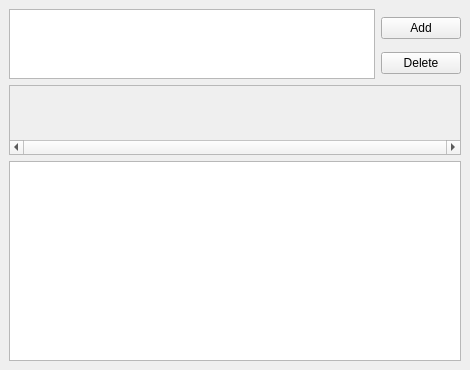
First picture: the form in ControlFrontend/ControlPanel.ui, repository Xiehuif/Control-Panel-For-Atomic-Experiment, before the edit.
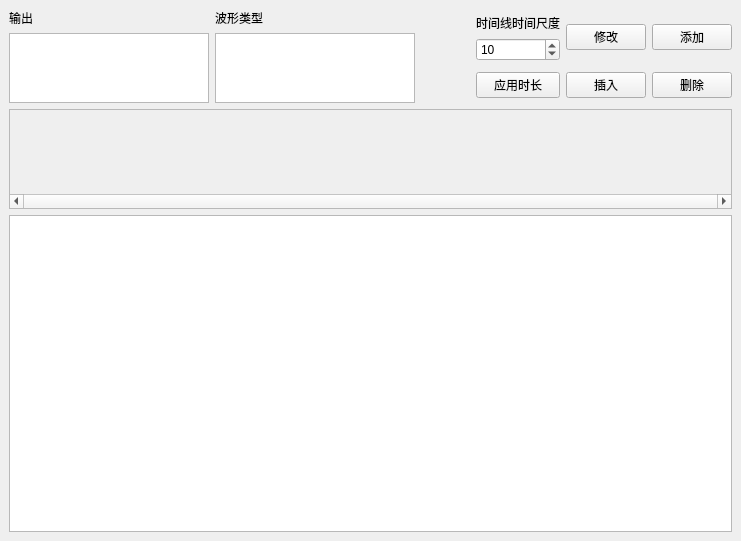
Second picture: the form after the edit.

Patch:
```diff
--- a/ControlFrontend/ControlPanel.ui
+++ b/ControlFrontend/ControlPanel.ui
@@ -9,8 +9,8 @@
    <rect>
     <x>0</x>
     <y>0</y>
-    <width>470</width>
-    <height>370</height>
+    <width>741</width>
+    <height>541</height>
    </rect>
   </property>
   <property name="sizePolicy">
@@ -23,41 +23,166 @@
    <string>MainWindow</string>
   </property>
   <widget class="QWidget" name="centralwidget">
-   <layout class="QVBoxLayout" name="verticalLayout_2">
+   <layout class="QVBoxLayout" name="verticalLayout_4" stretch="1,9">
     <item>
-     <layout class="QVBoxLayout" name="verticalLayout">
+     <layout class="QHBoxLayout" name="SelectorLayout">
       <item>
-       <layout class="QGridLayout" name="gridLayout">
-        <property name="verticalSpacing">
-         <number>0</number>
+       <layout class="QVBoxLayout" name="outputLayout">
+        <item>
+         <widget class="QLabel" name="outputLabel">
+          <property name="text">
+           <string>输出</string>
+          </property>
+         </widget>
+        </item>
+        <item>
+         <widget class="QListWidget" name="OutputDeviceList">
+          <property name="sizePolicy">
+           <sizepolicy hsizetype="Maximum" vsizetype="Maximum">
+            <horstretch>0</horstretch>
+            <verstretch>0</verstretch>
+           </sizepolicy>
+          </property>
+          <property name="maximumSize">
+           <size>
+            <width>200</width>
+            <height>80</height>
+           </size>
+          </property>
+         </widget>
+        </item>
+       </layout>
+      </item>
+      <item>
+       <layout class="QVBoxLayout" name="waveTypeLayout">
+        <item>
+         <widget class="QLabel" name="waveTypeLabel">
+          <property name="text">
+           <string>波形类型</string>
+          </property>
+         </widget>
+        </item>
+        <item>
+         <widget class="QListWidget" name="WaveTypeList">
+          <property name="enabled">
+           <bool>true</bool>
+          </property>
+          <property name="sizePolicy">
+           <sizepolicy hsizetype="Maximum" vsizetype="Maximum">
+            <horstretch>0</horstretch>
+            <verstretch>0</verstretch>
+           </sizepolicy>
+          </property>
+          <property name="maximumSize">
+           <size>
+            <width>200</width>
+            <height>80</height>
+           </size>
+          </property>
+         </widget>
+        </item>
+       </layout>
+      </item>
+      <item>
+       <spacer name="horizontalSpacer">
+        <property name="orientation">
+         <enum>Qt::Horizontal</enum>
         </property>
+        <property name="sizeHint" stdset="0">
+         <size>
+          <width>40</width>
+          <height>20</height>
+         </size>
+        </property>
+       </spacer>
+      </item>
+      <item>
+       <layout class="QGridLayout" name="operationBtnLaypout">
+        <item row="0" column="1">
+         <widget class="QPushButton" name="ModifyOperationBtn">
+          <property name="enabled">
+           <bool>true</bool>
+          </property>
+          <property name="text">
+           <string>修改</string>
+          </property>
+         </widget>
+        </item>
         <item row="1" column="1">
-         <widget class="QPushButton" name="AddOperationBtn">
+         <widget class="QPushButton" name="InsertOperationBtn">
+          <property name="enabled">
+           <bool>true</bool>
+          </property>
           <property name="text">
-           <string>Add</string>
+           <string>插入</string>
           </property>
          </widget>
         </item>
-        <item row="2" column="1">
+        <item row="1" column="2">
          <widget class="QPushButton" name="DeleteOperationBtn">
           <property name="text">
-           <string>Delete</string>
+           <string>删除</string>
           </property>
          </widget>
         </item>
-        <item row="1" column="0" rowspan="2">
-         <widget class="QListWidget" name="OperationList"/>
+        <item row="0" column="2">
+         <widget class="QPushButton" name="AddOperationBtn">
+          <property name="text">
+           <string>添加</string>
+          </property>
+         </widget>
+        </item>
+        <item row="1" column="0">
+         <widget class="QPushButton" name="ApplyTimescaleBtn">
+          <property name="text">
+           <string>应用时长</string>
+          </property>
+         </widget>
+        </item>
+        <item row="0" column="0">
+         <layout class="QVBoxLayout" name="verticalLayout_2">
+          <item>
+           <widget class="QLabel" name="TimescaleLabel">
+            <property name="text">
+             <string>时间线时间尺度</string>
+            </property>
+           </widget>
+          </item>
+          <item>
+           <widget class="QSpinBox" name="TimescaleSetting">
+            <property name="maximum">
+             <number>100000</number>
+            </property>
+            <property name="value">
+             <number>10</number>
+            </property>
+           </widget>
+          </item>
+         </layout>
         </item>
        </layout>
       </item>
+     </layout>
+    </item>
+    <item>
+     <layout class="QVBoxLayout" name="TimelineDisplayLayout" stretch="2,10">
       <item>
        <widget class="QScrollArea" name="TimeLine">
+        <property name="enabled">
+         <bool>true</bool>
+        </property>
         <property name="sizePolicy">
-         <sizepolicy hsizetype="Preferred" vsizetype="Fixed">
+         <sizepolicy hsizetype="Expanding" vsizetype="Minimum">
           <horstretch>0</horstretch>
           <verstretch>0</verstretch>
          </sizepolicy>
         </property>
+        <property name="minimumSize">
+         <size>
+          <width>0</width>
+          <height>100</height>
+         </size>
+        </property>
         <property name="verticalScrollBarPolicy">
          <enum>Qt::ScrollBarAlwaysOff</enum>
         </property>
@@ -72,8 +197,8 @@
           <rect>
            <x>0</x>
            <y>0</y>
-           <width>448</width>
-           <height>52</height>
+           <width>719</width>
+           <height>81</height>
           </rect>
          </property>
         </widget>
```
